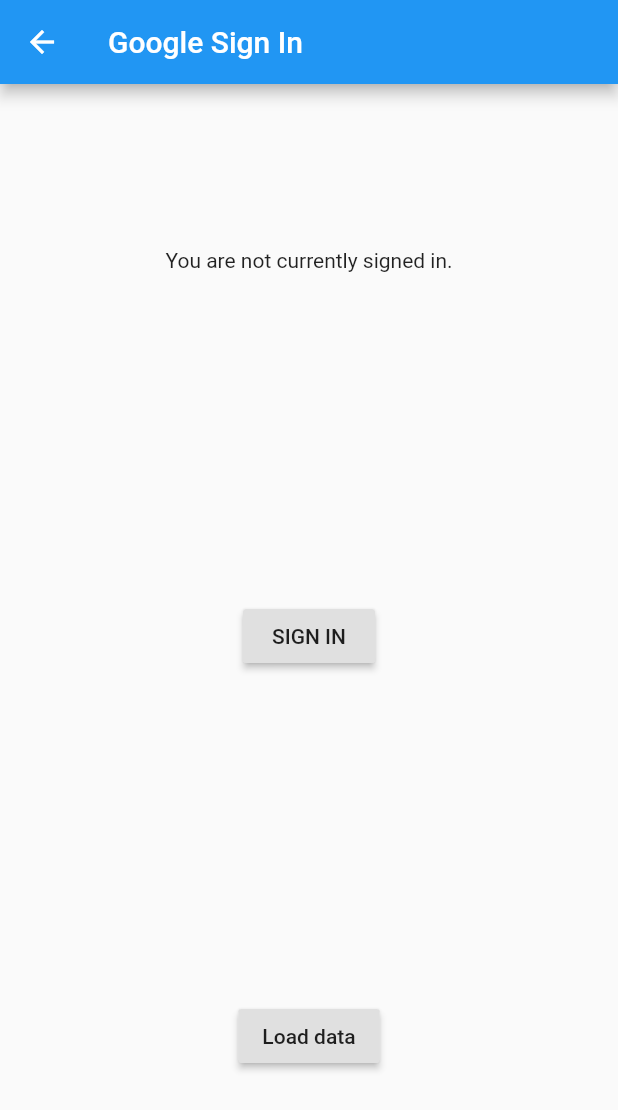
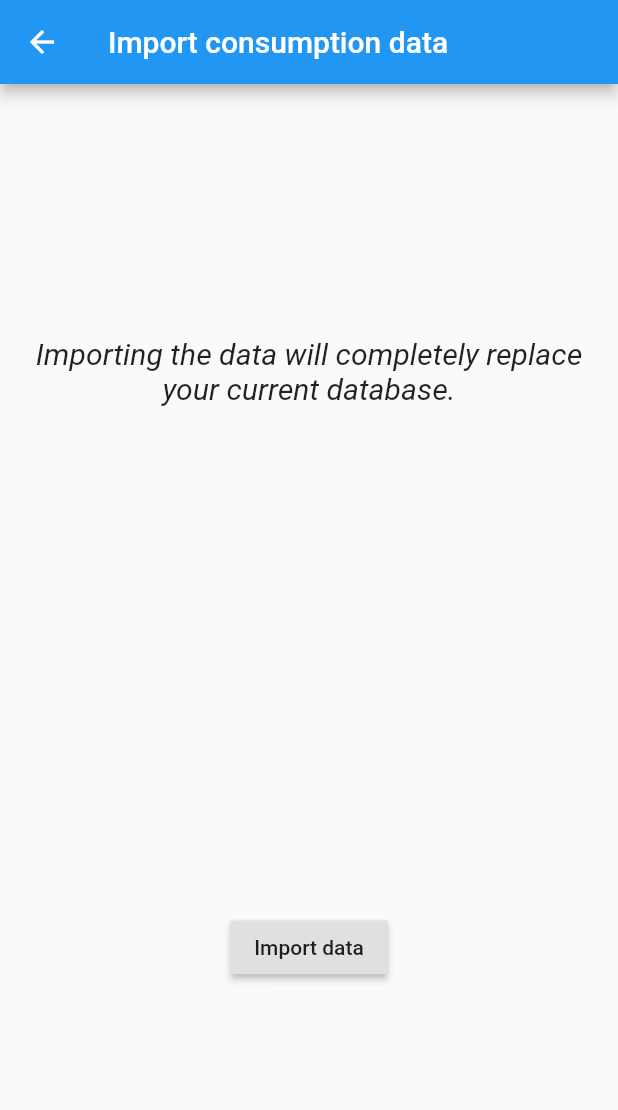
Before and after one commit to sandordargo/alcohol-tracker, a Flutter app: the screen it shows after launch, after a tap on the "send" icon, on a phone screen of 412 x 824 dp. Shown: the top 1110 px of the screen. Run offline on Flutter 3.47's test engine with Material 2 defaults, Android fonts, the phone set to English and light mode, and no system bars; our stand-ins replace date_format, sqflite; missing offline and left inert: advanced_share; accounts and stored records are empty; network calls fail; key blocks and very long unbroken strings in the code were emptied for the run.

Commit message:
cleanup of import widget

```diff
--- a/lib/Import.dart
+++ b/lib/Import.dart
@@ -1,192 +1,104 @@
 import 'package:flutter/material.dart';
 import 'dart:async';
-import 'package:http/http.dart';
 import 'package:myapp/DrinkDatabase.dart';
 import 'package:myapp/Drink.dart';
-import 'dart:convert' show json;
 
-import 'dart:async';
 import 'dart:convert';
 import 'dart:io';
 
-import "package:http/http.dart" as http;
-import 'package:flutter/material.dart';
-import 'package:google_sign_in/google_sign_in.dart';
+class Import extends StatefulWidget {
+  BuildContext _scaffoldContext;
 
-
-GoogleSignIn _googleSignIn = new GoogleSignIn(
-  scopes: <String>[
-    'email',
-    'https://www.googleapis.com/auth/contacts.readonly',
-  ],
-);
-
-
-// Define a Custom Form Widget
-class Import extends StatefulWidget {
-  @override
-  _ImportState createState() => new _ImportState();
+  Import(_scaffoldContext) {
+    this._scaffoldContext = _scaffoldContext;
   }
 
-class _ImportState extends State<Import>{
-  GoogleSignInAccount _currentUser;
-  String _contactText;
-
   @override
-  void initState() {
-    super.initState();
-    _googleSignIn.onCurrentUserChanged.listen((GoogleSignInAccount account) {
-      setState(() {
-        _currentUser = account;
-      });
-      if (_currentUser != null) {
-        _handleGetContact();
-      }
-    });
-    _googleSignIn.signInSilently();
+  _ImportState createState() => new _ImportState(_scaffoldContext);
 }
 
-  Future<Null> _handleGetContact() async {
-    setState(() {
-      _contactText = "Loading contact info...";
-    });
-    final http.Response response = await http.get(
-      'https://people.googleapis.com/v1/people/me/connections'
-          '?requestMask.includeField=person.names',
-      headers: await _currentUser.authHeaders,
-    );
-    if (response.statusCode != 200) {
-      setState(() {
-        _contactText = "People API gave a ${response.statusCode} "
-            "response. Check logs for details.";
-      });
-      print('People API ${response.statusCode} response: ${response.body}');
-      return;
-    }
-    final Map<String, dynamic> data = json.decode(response.body);
-    final String namedContact = _pickFirstNamedContact(data);
-    setState(() {
-      if (namedContact != null) {
-        _contactText = "I see you know $namedContact!";
-      } else {
-        _contactText = "No contacts to display.";
-      }
-    });
-  }
+class _ImportState extends State<Import> {
+  BuildContext _scaffoldContext;
 
-  String _pickFirstNamedContact(Map<String, dynamic> data) {
-    final List<dynamic> connections = data['connections'];
-    final Map<String, dynamic> contact = connections?.firstWhere(
-          (dynamic contact) => contact['names'] != null,
-      orElse: () => null,
-    );
-    if (contact != null) {
-      final Map<String, dynamic> name = contact['names'].firstWhere(
-            (dynamic name) => name['displayName'] != null,
-        orElse: () => null,
-      );
-      if (name != null) {
-        return name['displayName'];
-      }
-    }
-    return null;
-  }
-
-  Future<Null> _handleSignIn() async {
-    try {
-      await _googleSignIn.signIn();
-    } catch (error) {
-      print(error);
-    }
-  }
-
-  Future<Null> _handleSignOut() async {
-    _googleSignIn.disconnect();
+  _ImportState(_scaffoldContext) {
+    this._scaffoldContext = _scaffoldContext;
   }
 
   Widget _buildBody() {
-    if (_currentUser != null) {
-      return new Column(
+    return new Container(
+        margin: new EdgeInsets.symmetric(horizontal: 5.0),
+        child: new Column(
           mainAxisAlignment: MainAxisAlignment.spaceAround,
           children: <Widget>[
-          new ListTile(
-            leading: new GoogleUserCircleAvatar(
-              identity: _currentUser,
-            ),
-            title: new Text(_currentUser.displayName),
-            subtitle: new Text(_currentUser.email),
-          ),
-          const Text("Signed in successfully."),
-          new Text(_contactText),
-          new RaisedButton(
-            child: const Text('SIGN OUT'),
-            onPressed: _handleSignOut,
+            const Text(
+              "Importing the data will completely replace your current database.",
+              style:
+                  const TextStyle(fontStyle: FontStyle.italic, fontSize: 20.0),
+              textAlign: TextAlign.center,
             ),
             new RaisedButton(
-            child: const Text('REFRESH'),
-            onPressed: _handleGetContact,
+              child: const Text('Import data'),
+              onPressed: () {
+                Navigator.pop(context);
+                importData();
+                Scaffold.of(_scaffoldContext).showSnackBar(
+                    new SnackBar(content: new Text('Data import finished')));
+              },
             ),
           ],
-      );
-    } else {
-      return new Column(
-        mainAxisAlignment: MainAxisAlignment.spaceAround,
-        children: <Widget>[
-          const Text("You are not currently signed in."),
-          new RaisedButton(
-            child: const Text('SIGN IN'),
-            onPressed: _handleSignIn,
-          ),
-          new RaisedButton(
-            child: const Text('Load data'),
-            onPressed: getMovies,
-          ),
-        ],
-      );
-    }
+        ));
   }
 
-  getMovies() async {
-    final String url = 'https://docs.google.com/spreadsheets/d/e/2PACX-1vTfgFcbX95lQiX2aGBlVJLKeLR4IMPPK-AczuYjkOp22PN8CAb2WgUNDZ-iWT-I95Vff7aaZq5qtu1K/pub?gid=0&single=true&output=csv';
-    var httpClient = new HttpClient();
-    try {
-      // Make the call
-      var request = await httpClient.getUrl(Uri.parse(url));
-      var response = await request.close();
-      if (response.statusCode == HttpStatus.OK) {
-//        var json = await response.transform(UTF8.decoder).join();
-        var what = await response.transform(const Utf8Decoder()).join();
-        var lines = what.split("\n");
+  importData() async {
+    List<String> csvEntries = await fetchData();
     List<Drink> drinks = new List();
-        lines.removeAt(0);
-        for (var line in lines) {
-          print("buuub " +  line);
+    removeHeaders(csvEntries);
+    for (var line in csvEntries) {
       var fields = line.split(',');
       if (fields[1].trimLeft() != "-" && fields[1].isNotEmpty) {
         print(fields);
         print("a" + fields[1] + "a");
         var dateFields = fields[0].split("/");
-            drinks.add(new Drink(name: fields[1],
-                volume: (double.parse(fields[2])*1000).round(),
+        drinks.add(new Drink(
+            name: fields[1],
+            volume: (double.parse(fields[2]) * 1000).round(),
             strength: double.parse(fields[3]),
             unit: double.parse(fields[4]),
             consumptionDate: new DateTime(int.parse(dateFields[0]),
-                    int.parse(dateFields[1]),
-                    int.parse(dateFields[2])).millisecondsSinceEpoch));
-
+                    int.parse(dateFields[1]), int.parse(dateFields[2]))
+                .millisecondsSinceEpoch));
       }
-
     }
     print(drinks);
     DrinkDatabase.get().deleteAll();
     for (var drink in drinks) {
       DrinkDatabase.get().insertDrink(drink);
     }
+  }
+
+  void removeHeaders(List<String> csvEntries) {
+    csvEntries.removeAt(0);
+  }
+
+  Future<List<String>> fetchData() async {
+    final String url =
+        'https://docs.google.com/spreadsheets/d/e/2PACX-1vTfgFcbX95lQiX2aGBlVJLKeLR4IMPPK-AczuYjkOp22PN8CAb2WgUNDZ-iWT-I95Vff7aaZq5qtu1K/pub?gid=0&single=true&output=csv';
+    var httpClient = new HttpClient();
+    try {
+      var request = await httpClient.getUrl(Uri.parse(url));
+      var response = await request.close();
+      if (response.statusCode == HttpStatus.OK) {
+        var csvUnformattedContent =
+            await response.transform(const Utf8Decoder()).join();
+        var csvEntries = csvUnformattedContent.split("\n");
+        return csvEntries;
       } else {
         print("Failed http call.");
+        return new List<String>();
       }
     } catch (exception) {
       print(exception.toString());
+      return new List<String>();
     }
   }
 
@@ -194,12 +106,11 @@
   Widget build(BuildContext context) {
     return new Scaffold(
         appBar: new AppBar(
-          title: const Text('Google Sign In'),
+          title: const Text('Import consumption data'),
         ),
         body: new ConstrainedBox(
           constraints: const BoxConstraints.expand(),
           child: _buildBody(),
         ));
   }
-
 }
--- a/lib/main.dart
+++ b/lib/main.dart
@@ -29,13 +29,14 @@
   MyHomePage({Key key, this.title}) : super(key: key);
 
   final String title;
+  @override
+  _MyHomePageState createState() => new _MyHomePageState();
+
+}
 
 
-  @override
-  _MyHomePageState createState() => new _MyHomePageState();
-}
-
 class _MyHomePageState extends State<MyHomePage> {
+  BuildContext _scaffoldContext;
   List<Drink> data;
   void addConsumption() {
     Navigator.push(
@@ -49,8 +50,10 @@
    print("import");
    Navigator.push(
      context,
-     new MaterialPageRoute(builder: (context) => new Import()),
+     new MaterialPageRoute(builder: (context) => new Import(_scaffoldContext)),
    );
+//   Scaffold.of(_scaffoldContext).showSnackBar(new SnackBar(
+//       content: new Text('Server error')));
   }
 
   void exportData() {
@@ -202,6 +205,7 @@
           child: new FutureBuilder<List<Drink>>(
         future: getFromDb(),
         builder: (BuildContext context, AsyncSnapshot<List<Drink>> snapshot) {
+          this._scaffoldContext = context;
           switch (snapshot.connectionState) {
             case ConnectionState.none:
               return new ListView(
```
Lines whose indentation alone changed are shown as unchanged.
